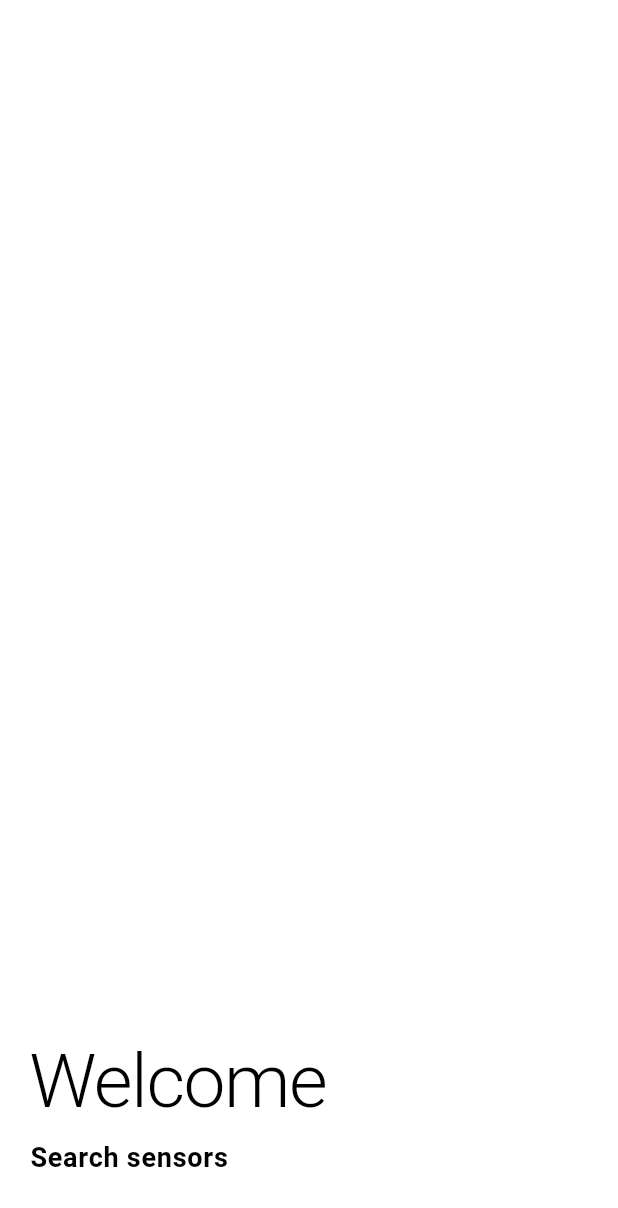
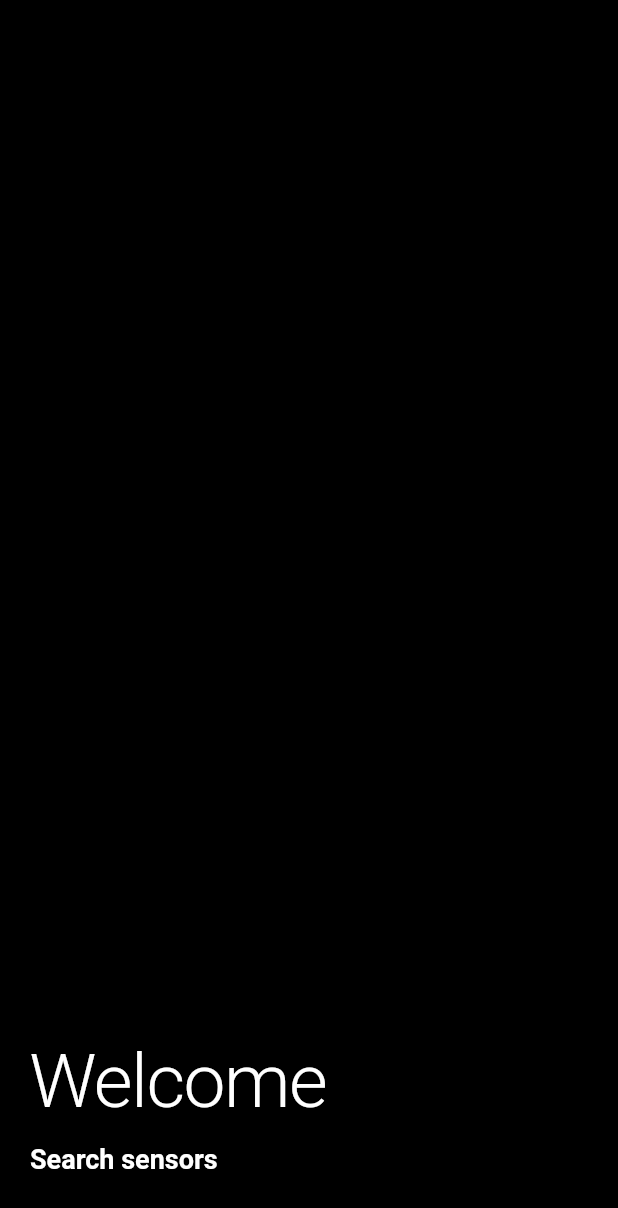
Before and after one commit to villepuuri/Posture-Guard, a Flutter app: the screen it shows after launch, on a phone screen of 412 x 824 dp. Shown: the top 1208 px of the screen. Run offline on Flutter 3.47's test engine with Material 3 defaults, Android fonts, the phone set to English and light mode, and no system bars; our stand-ins replace google_fonts, permission_handler; missing offline and left inert: mdsflutter.

Commit message:
Changed to a dark theme

```diff
--- a/flutter_code/posture_guard/lib/core/theme.dart
+++ b/flutter_code/posture_guard/lib/core/theme.dart
@@ -6,66 +6,72 @@ class AppThemeData {
   static final black = Color(0xFF000000);
   static final white = Color(0xFFFFFFFF);
 
-
   // Color schemes
   static final lightColorScheme = ColorScheme.light(
-      primary: black,
-      secondary: black,
-      surface: white,
-      outline: black
+    primary: black,
+    secondary: black,
+    surface: white,
+    outline: black,
+  );
+
+  static final darkColorScheme = ColorScheme.dark(
+    primary: white,
+    secondary: white,
+    surface: black,
+    outline: white,
   );
 
   // Text themes
   // todo: Change text themes to local from Google fonts
-  static final textTheme = TextTheme(
+  static TextTheme textTheme(Color textColor) => TextTheme(
     // Titles are titles of pages
     titleLarge: GoogleFonts.slabo13px(
       fontSize: 50,
-      color: black,
+      color: textColor,
       height: 1.2,
       letterSpacing: -1,
-      fontWeight: FontWeight.w300
+      fontWeight: FontWeight.w300,
     ),
     titleMedium: GoogleFonts.slabo13px(
       fontSize: 32,
-      color: black,
+      color: textColor,
       height: 1.2,
       letterSpacing: -0.6,
     ),
     titleSmall: GoogleFonts.slabo13px(
       fontSize: 26,
-      color: black,
+      color: textColor,
       height: 1.2,
       letterSpacing: -0.6,
     ),
 
     // Headlines are in text chapters
-    headlineLarge: GoogleFonts.slabo13px(fontSize: 24, color: black),
+    headlineLarge: GoogleFonts.slabo13px(fontSize: 24, color: textColor),
     headlineMedium: GoogleFonts.slabo13px(
       fontSize: 20,
       fontWeight: FontWeight.w400,
-      color: black,
+      color: textColor,
     ),
     headlineSmall: GoogleFonts.slabo13px(
       fontSize: 16,
       fontWeight: FontWeight.w500,
-      color: black,
+      color: textColor,
     ),
 
     // Body texts
     bodyLarge: GoogleFonts.slabo13px(
       fontSize: 18,
       fontWeight: FontWeight.w400,
-      color: black,
+      color: textColor,
       height: 1.4,
     ),
     bodyMedium: GoogleFonts.slabo13px(
       fontSize: 16,
       fontWeight: FontWeight.w400,
-      color: black,
+      color: textColor,
       height: 1.4,
     ),
-    bodySmall: GoogleFonts.slabo13px(fontSize: 12, color: black, height: 1.4),
+    bodySmall: GoogleFonts.slabo13px(fontSize: 12, color: textColor, height: 1.4),
 
     /* Labels */
 
@@ -73,7 +79,7 @@ class AppThemeData {
     labelLarge: GoogleFonts.slabo13px(
       fontSize: 18,
       height: 1.4,
-      color:  black,
+      color: textColor,
       fontWeight: FontWeight.w700,
     ),
 
@@ -81,7 +87,7 @@ class AppThemeData {
     labelMedium: GoogleFonts.slabo13px(
       fontSize: 18,
       height: 1.4,
-      color: black,
+      color: textColor,
       fontWeight: FontWeight.bold,
     ),
 
@@ -90,22 +96,24 @@ class AppThemeData {
       fontSize: 16,
       height: 1.4,
       fontWeight: FontWeight.w700,
-      color: black,
+      color: textColor,
     ),
   );
 
   /* Button themes */
 
-
-  static final textButtonTheme = TextButtonThemeData(
+  static TextButtonThemeData textButtonTheme(
+    TextTheme buttonTextTheme,
+    Color foregroundColor,
+  ) => TextButtonThemeData(
     style: ButtonStyle(
       elevation: WidgetStateProperty.all(1),
       minimumSize: WidgetStateProperty.all(Size(0, 0)),
       tapTargetSize: MaterialTapTargetSize.shrinkWrap,
-      textStyle: WidgetStateProperty.all(textTheme.labelMedium),
-      foregroundColor: WidgetStateProperty.all(lightColorScheme.primary),
+      textStyle: WidgetStateProperty.all(buttonTextTheme.labelMedium),
+      foregroundColor: WidgetStateProperty.all(foregroundColor),
       padding: WidgetStateProperty.all(
-          EdgeInsets.zero
+        EdgeInsets.zero,
         // EdgeInsets.symmetric(horizontal: 0, vertical: 4),
       ),
     ),
@@ -117,9 +125,9 @@ class AppThemeData {
   // App themes
   static final lightTheme = ThemeData(
     brightness: Brightness.light,
-    primaryColor: black,
+    primaryColor: white,
     colorScheme: lightColorScheme,
-    textTheme: textTheme,
+    textTheme: textTheme(black),
     iconTheme: iconTheme,
     dividerTheme: DividerThemeData(
       color: lightColorScheme.primary,
@@ -128,11 +136,32 @@ class AppThemeData {
     ),
     listTileTheme: ListTileThemeData(
       iconColor: black,
-      titleTextStyle: textTheme.bodyMedium,
+      titleTextStyle: textTheme(black).bodyMedium,
       shape: RoundedRectangleBorder(
         borderRadius: BorderRadius.all(Radius.circular(18)),
       ),
     ),
-    textButtonTheme: textButtonTheme,
+    textButtonTheme: textButtonTheme(textTheme(black), lightColorScheme.primary),
+  );
+
+  static final darkTheme = ThemeData(
+    brightness: Brightness.dark,
+    primaryColor: black,
+    colorScheme: darkColorScheme,
+    textTheme: textTheme(white),
+    iconTheme: iconTheme,
+    dividerTheme: DividerThemeData(
+      color: darkColorScheme.primary,
+      thickness: 1,
+      space: 3,
+    ),
+    listTileTheme: ListTileThemeData(
+      iconColor: white,
+      titleTextStyle: textTheme(white).bodyMedium,
+      shape: RoundedRectangleBorder(
+        borderRadius: BorderRadius.all(Radius.circular(18)),
+      ),
+    ),
+    textButtonTheme: textButtonTheme(textTheme(white), white),
   );
 }
--- a/flutter_code/posture_guard/lib/features/ble_connection/presentation/searching_and_connecting_widget.dart
+++ b/flutter_code/posture_guard/lib/features/ble_connection/presentation/searching_and_connecting_widget.dart
@@ -161,7 +161,7 @@ class _SearchingAndConnectingWidgetState
 
             !isSomeSensorConnecting
                 ? LinearProgressIndicator(
-                    color: Colors.black,
+                    color: Theme.of(context).colorScheme.primary,
                     backgroundColor: Colors.transparent,
                   )
                 : SizedBox(),
--- a/flutter_code/posture_guard/lib/features/data_exchage/data_page.dart
+++ b/flutter_code/posture_guard/lib/features/data_exchage/data_page.dart
@@ -29,7 +29,7 @@ class _DataPageState extends State<DataPage> {
       _sensor = ModalRoute.of(context)!.settings.arguments as Sensor;
 
       _startTimer();
-      debugSubscriptionId = _startDebugLogger();
+      // debugSubscriptionId = _startDebugLogger();
 
       _initialized = true;
     }
--- a/flutter_code/posture_guard/lib/features/general/presentation/welcome_page.dart
+++ b/flutter_code/posture_guard/lib/features/general/presentation/welcome_page.dart
@@ -23,12 +23,6 @@ class _WelcomePageState extends State<WelcomePage> {
               onPressed: () {
                 Navigator.pushNamed(context, '/sensor_page');
               },
-              style: TextButton.styleFrom(
-                padding: EdgeInsets.all(0),
-                foregroundColor: Colors.black, // Text/Icon color
-                backgroundColor: Colors.transparent, // Background color
-                textStyle: Theme.of(context).textTheme.labelMedium,
-              ),
               child: Text("Search sensors"),
             ),
           ],
--- a/flutter_code/posture_guard/lib/main.dart
+++ b/flutter_code/posture_guard/lib/main.dart
@@ -17,7 +17,7 @@ class MyApp extends StatelessWidget {
   Widget build(BuildContext context) {
     return MaterialApp(
       title: 'Flutter Demo',
-      theme: AppThemeData.lightTheme,
+      theme: AppThemeData.darkTheme,
       routes: {
         '/': (context) => const WelcomePage(),
         '/sensor_page': (context) => const ConnectSensor(),
```
